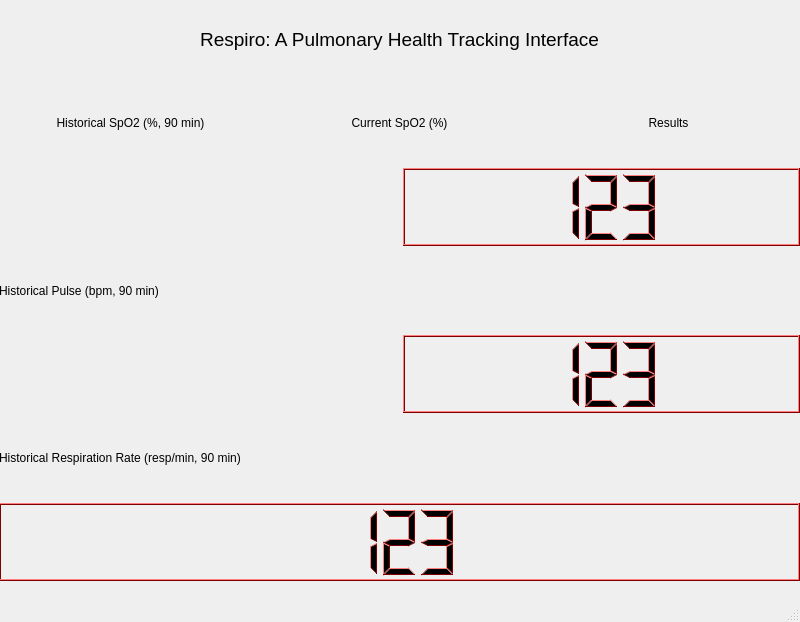
Above: BaseUI.ui from jgerschler/Respiro before the change. Below: the same form after it.
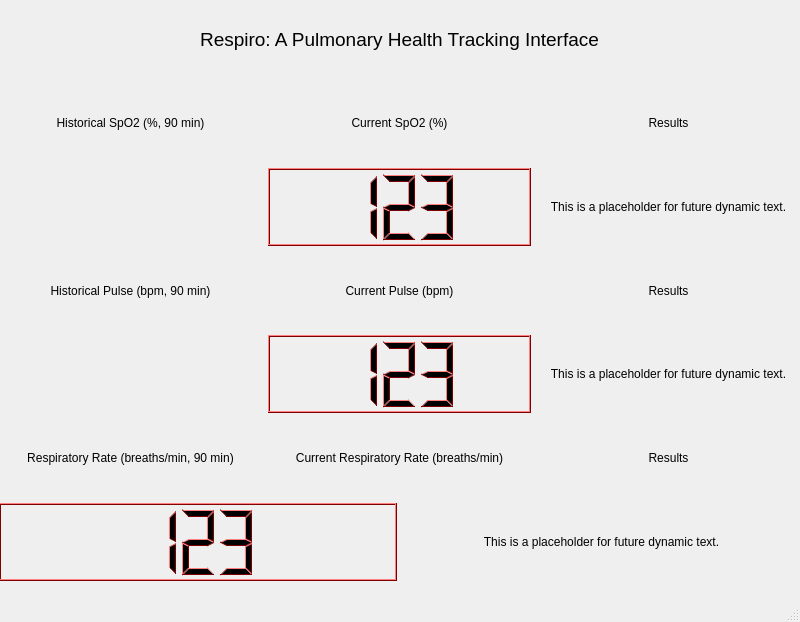
That is the form after the change.

Commit message: created base UI file

The edit to the form file:
```diff
--- a/BaseUI.ui
+++ b/BaseUI.ui
@@ -23,7 +23,10 @@
       <height>581</height>
      </rect>
     </property>
-    <layout class="QVBoxLayout" name="verticalLayout_2">
+    <layout class="QVBoxLayout" name="verticalLayout_2" stretch="0,0,0,0,0,0,0">
+     <property name="spacing">
+      <number>6</number>
+     </property>
      <item>
       <widget class="QLabel" name="label">
        <property name="font">
@@ -506,14 +509,54 @@
          </property>
         </widget>
        </item>
+       <item>
+        <widget class="QLabel" name="label_3">
+         <property name="text">
+          <string>This is a placeholder for future dynamic text.</string>
+         </property>
+         <property name="alignment">
+          <set>Qt::AlignCenter</set>
+         </property>
+        </widget>
+       </item>
       </layout>
      </item>
      <item>
-      <widget class="QLabel" name="label_3">
-       <property name="text">
-        <string>Historical Pulse (bpm, 90 min)</string>
+      <layout class="QHBoxLayout" name="horizontalLayout_9">
+       <property name="sizeConstraint">
+        <enum>QLayout::SetDefaultConstraint</enum>
        </property>
-      </widget>
+       <item>
+        <widget class="QLabel" name="label_10">
+         <property name="text">
+          <string>Historical Pulse (bpm, 90 min)</string>
+         </property>
+         <property name="alignment">
+          <set>Qt::AlignCenter</set>
+         </property>
+        </widget>
+       </item>
+       <item>
+        <widget class="QLabel" name="label_11">
+         <property name="text">
+          <string>Current Pulse (bpm)</string>
+         </property>
+         <property name="alignment">
+          <set>Qt::AlignCenter</set>
+         </property>
+        </widget>
+       </item>
+       <item>
+        <widget class="QLabel" name="label_12">
+         <property name="text">
+          <string>Results</string>
+         </property>
+         <property name="alignment">
+          <set>Qt::AlignCenter</set>
+         </property>
+        </widget>
+       </item>
+      </layout>
      </item>
      <item>
       <layout class="QHBoxLayout" name="horizontalLayout_4">
@@ -948,14 +991,51 @@
          </property>
         </widget>
        </item>
+       <item>
+        <widget class="QLabel" name="label_4">
+         <property name="text">
+          <string>This is a placeholder for future dynamic text.</string>
+         </property>
+         <property name="alignment">
+          <set>Qt::AlignCenter</set>
+         </property>
+        </widget>
+       </item>
       </layout>
      </item>
      <item>
-      <widget class="QLabel" name="label_4">
-       <property name="text">
-        <string>Historical Respiration Rate (resp/min, 90 min)</string>
-       </property>
-      </widget>
+      <layout class="QHBoxLayout" name="horizontalLayout_10">
+       <item>
+        <widget class="QLabel" name="label_13">
+         <property name="text">
+          <string>Respiratory Rate (breaths/min, 90 min)</string>
+         </property>
+         <property name="alignment">
+          <set>Qt::AlignCenter</set>
+         </property>
+        </widget>
+       </item>
+       <item>
+        <widget class="QLabel" name="label_14">
+         <property name="text">
+          <string>Current Respiratory Rate (breaths/min)</string>
+         </property>
+         <property name="alignment">
+          <set>Qt::AlignCenter</set>
+         </property>
+        </widget>
+       </item>
+       <item>
+        <widget class="QLabel" name="label_15">
+         <property name="text">
+          <string>Results</string>
+         </property>
+         <property name="alignment">
+          <set>Qt::AlignCenter</set>
+         </property>
+        </widget>
+       </item>
+      </layout>
      </item>
      <item>
       <layout class="QHBoxLayout" name="horizontalLayout_5">
@@ -1390,6 +1470,16 @@
          </property>
         </widget>
        </item>
+       <item>
+        <widget class="QLabel" name="label_16">
+         <property name="text">
+          <string>This is a placeholder for future dynamic text.</string>
+         </property>
+         <property name="alignment">
+          <set>Qt::AlignCenter</set>
+         </property>
+        </widget>
+       </item>
       </layout>
      </item>
     </layout>
```
